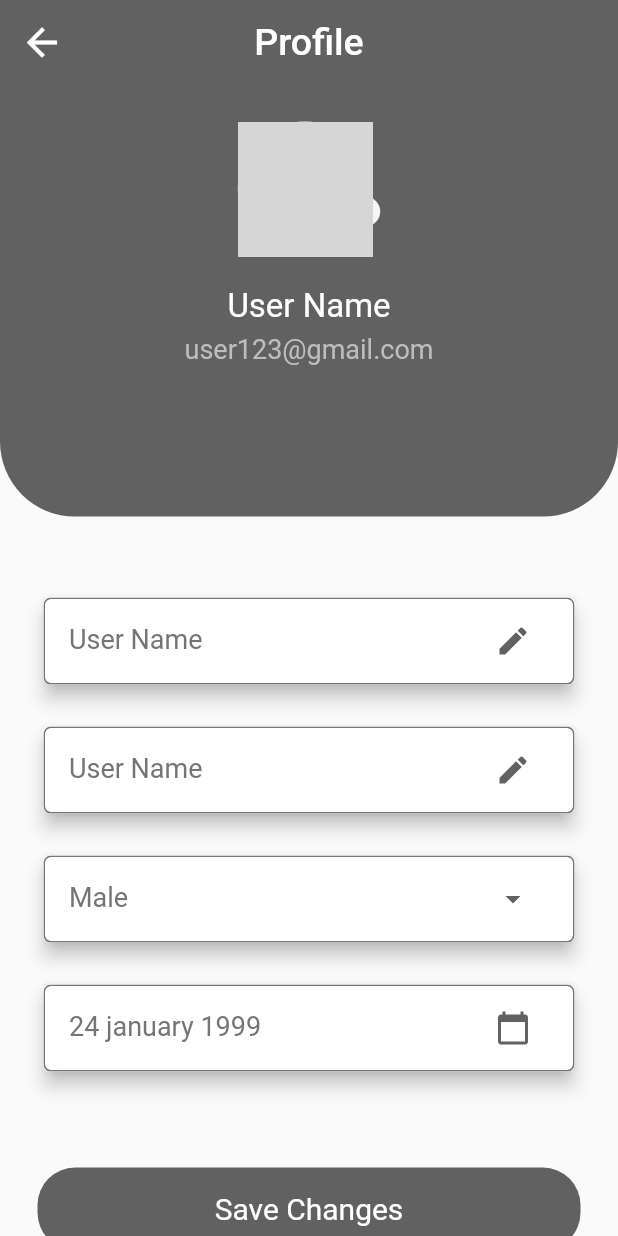
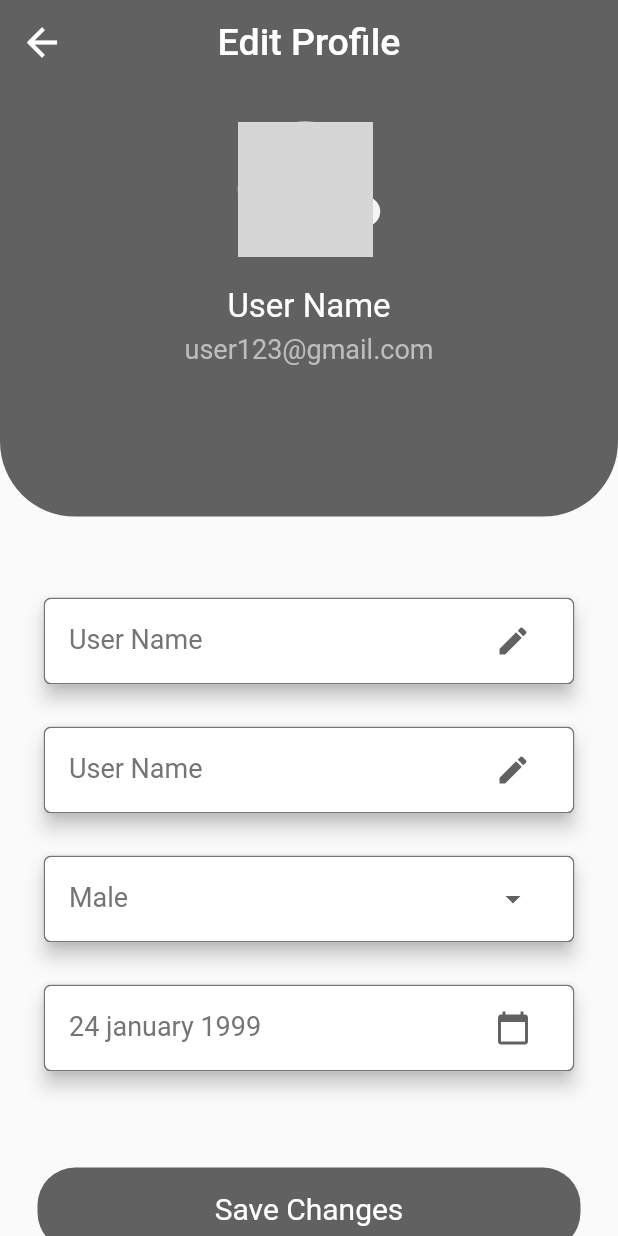
Before and after one commit to haresh-v521/mobile_inventory, a Flutter app: the EditProfile screen opened directly, on a phone screen of 412 x 824 dp. Run offline on Flutter 3.47's test engine with Material 2 defaults, Android fonts, the phone set to English and light mode, and no system bars; our stand-ins replace carousel_slider, device_preview; network calls fail; grey boxes are pictures that could not be loaded.

Commit message:
initial work

```diff
--- a/lib/screen/editprofile.dart
+++ b/lib/screen/editprofile.dart
@@ -15,7 +15,7 @@ class _EditProfileState extends State<EditProfile> {
         elevation: 0,
         backgroundColor: Colors.grey[700],
         title: const Text(
-          "Profile",
+          "Edit Profile",
           style: TextStyle(color: Colors.white, fontSize: 25),
         ),
         centerTitle: true,
```
Also changed, not shown: lib/main.dart (+4 -4 lines).
